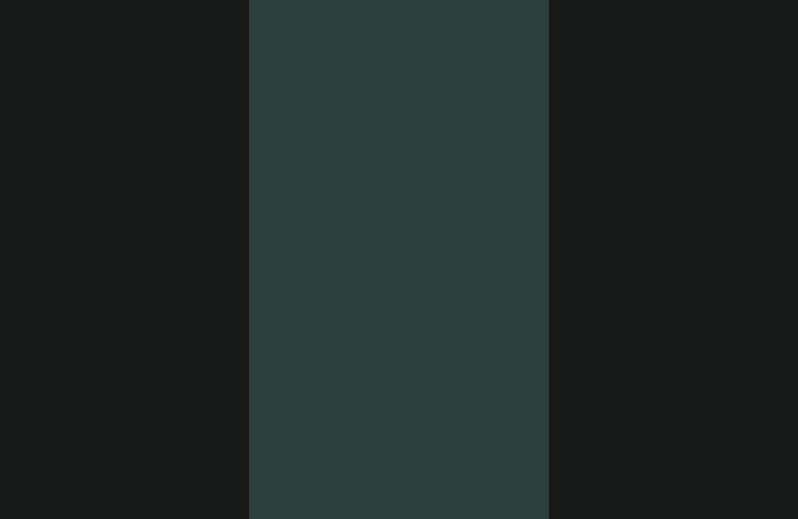
This is forms/ChatPage.ui in Nheko-Reborn/nheko as Qt 5 draws it before an edit. The edited form follows.
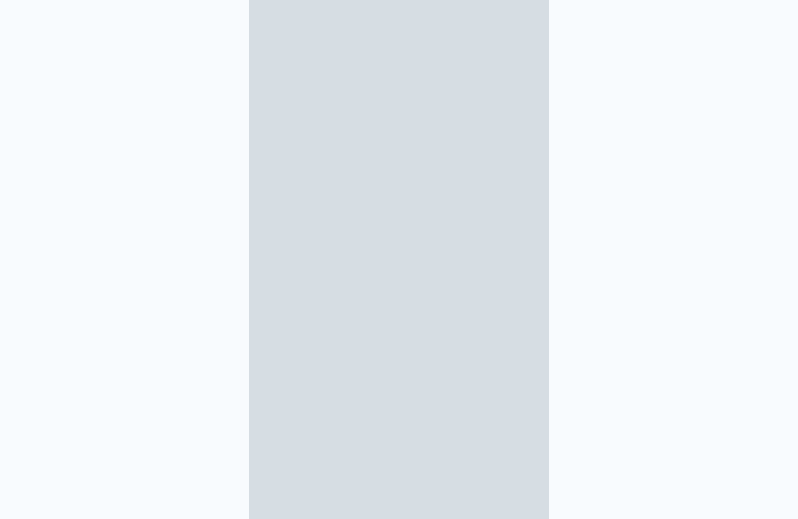
This is the edited form.

The edit to the form file:
```diff
--- a/forms/ChatPage.ui
+++ b/forms/ChatPage.ui
@@ -20,7 +20,7 @@
    <string>Form</string>
   </property>
   <property name="styleSheet">
-   <string notr="true">background-color: #171919;
+   <string notr="true">background-color: #f8fbfe;
 </string>
   </property>
   <layout class="QVBoxLayout" name="verticalLayout">
@@ -90,7 +90,7 @@
             <item>
              <widget class="QWidget" name="sideBarTopWidget" native="true">
               <property name="styleSheet">
-               <string notr="true">background-color: #2D3F3D;
+               <string notr="true">background-color: #d6dde3;
 color: #ebebeb;</string>
               </property>
               <layout class="QVBoxLayout" name="verticalLayout_9">
```
